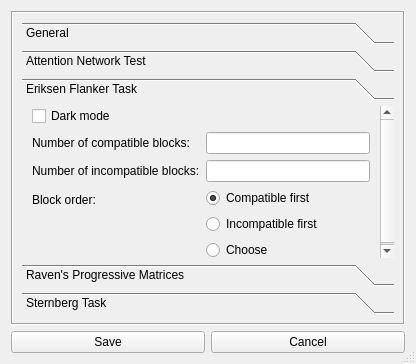
The window that designer/ui/settings_window_qt.ui (sho-87/cognitive-battery) describes before a commit, drawn with Qt 5.
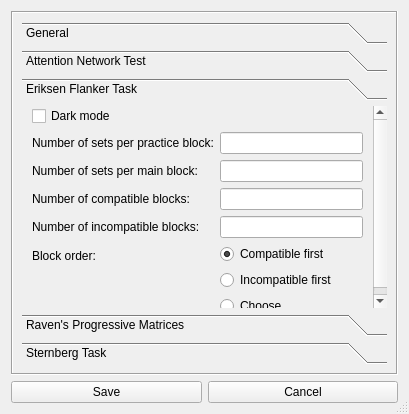
The same window after the commit. The open tabs and pages were chosen to show the change.

Commit message: Add set repeats to Flanker settings

Patch:
```diff
--- a/designer/ui/settings_window_qt.ui
+++ b/designer/ui/settings_window_qt.ui
@@ -9,8 +9,8 @@
    <rect>
     <x>0</x>
     <y>0</y>
-    <width>416</width>
-    <height>364</height>
+    <width>409</width>
+    <height>414</height>
    </rect>
   </property>
   <property name="sizePolicy">
@@ -44,8 +44,8 @@
          <rect>
           <x>0</x>
           <y>0</y>
-          <width>392</width>
-          <height>309</height>
+          <width>385</width>
+          <height>359</height>
          </rect>
         </property>
         <layout class="QVBoxLayout" name="verticalLayout_5">
@@ -236,8 +236,8 @@
              <rect>
               <x>0</x>
               <y>0</y>
-              <width>374</width>
-              <height>156</height>
+              <width>367</width>
+              <height>206</height>
              </rect>
             </property>
             <attribute name="label">
@@ -274,42 +274,42 @@
                  </property>
                 </widget>
                </item>
-               <item row="1" column="0">
+               <item row="3" column="0">
                 <widget class="QLabel" name="settings_flanker_compat_label">
                  <property name="text">
                   <string>Number of compatible blocks:</string>
                  </property>
                 </widget>
                </item>
-               <item row="1" column="1">
+               <item row="3" column="1">
                 <widget class="QLineEdit" name="settings_flanker_compat_value">
                  <property name="toolTip">
                   <string>Compatible block: respond in direction of center arrow</string>
                  </property>
                 </widget>
                </item>
-               <item row="2" column="0">
+               <item row="4" column="0">
                 <widget class="QLabel" name="settings_flanker_incompat_label">
                  <property name="text">
                   <string>Number of incompatible blocks:</string>
                  </property>
                 </widget>
                </item>
-               <item row="2" column="1">
+               <item row="4" column="1">
                 <widget class="QLineEdit" name="settings_flanker_incompat_value">
                  <property name="toolTip">
                   <string>Incompatible block: respond in opposite direction to center arrow</string>
                  </property>
                 </widget>
                </item>
-               <item row="3" column="0">
+               <item row="5" column="0">
                 <widget class="QLabel" name="settings_flanker_order_label">
                  <property name="text">
                   <string>Block order:</string>
                  </property>
                 </widget>
                </item>
-               <item row="3" column="1">
+               <item row="5" column="1">
                 <layout class="QVBoxLayout" name="settings_flanker_order_group">
                  <item>
                   <widget class="QRadioButton" name="settings_flanker_order_compat">
@@ -349,6 +349,34 @@
                  </item>
                 </layout>
                </item>
+               <item row="1" column="0">
+                <widget class="QLabel" name="settings_flanker_practice_sets_label">
+                 <property name="text">
+                  <string>Number of sets per practice block:</string>
+                 </property>
+                </widget>
+               </item>
+               <item row="2" column="0">
+                <widget class="QLabel" name="settings_flanker_main_sets_label">
+                 <property name="text">
+                  <string>Number of sets per main block:</string>
+                 </property>
+                </widget>
+               </item>
+               <item row="1" column="1">
+                <widget class="QLineEdit" name="settings_flanker_practice_sets_value">
+                 <property name="toolTip">
+                  <string>Number of set repeats per practice block. 1 set = 4 trials (all combinations)</string>
+                 </property>
+                </widget>
+               </item>
+               <item row="2" column="1">
+                <widget class="QLineEdit" name="settings_flanker_main_sets_value">
+                 <property name="toolTip">
+                  <string>Number of set repeats per main block. 1 set = 4 trials (all combinations)</string>
+                 </property>
+                </widget>
+               </item>
               </layout>
              </item>
             </layout>
```
Left out of the diff: 20 changed lines with no effect on the pictures. The commit also changes 4 other files.
